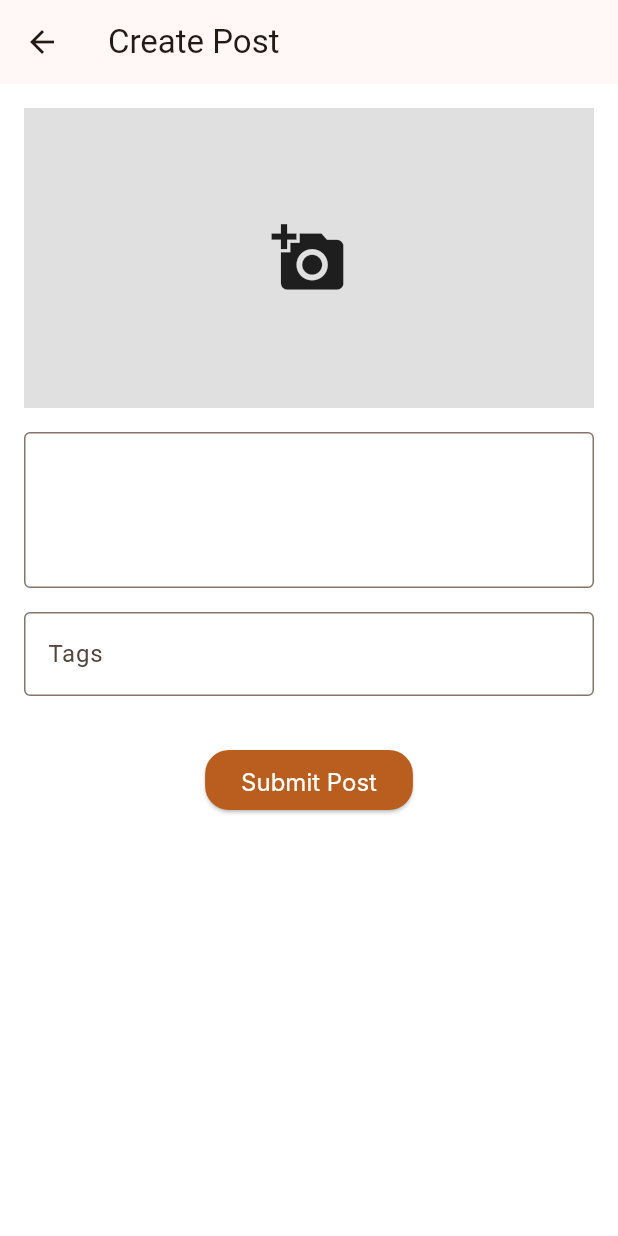
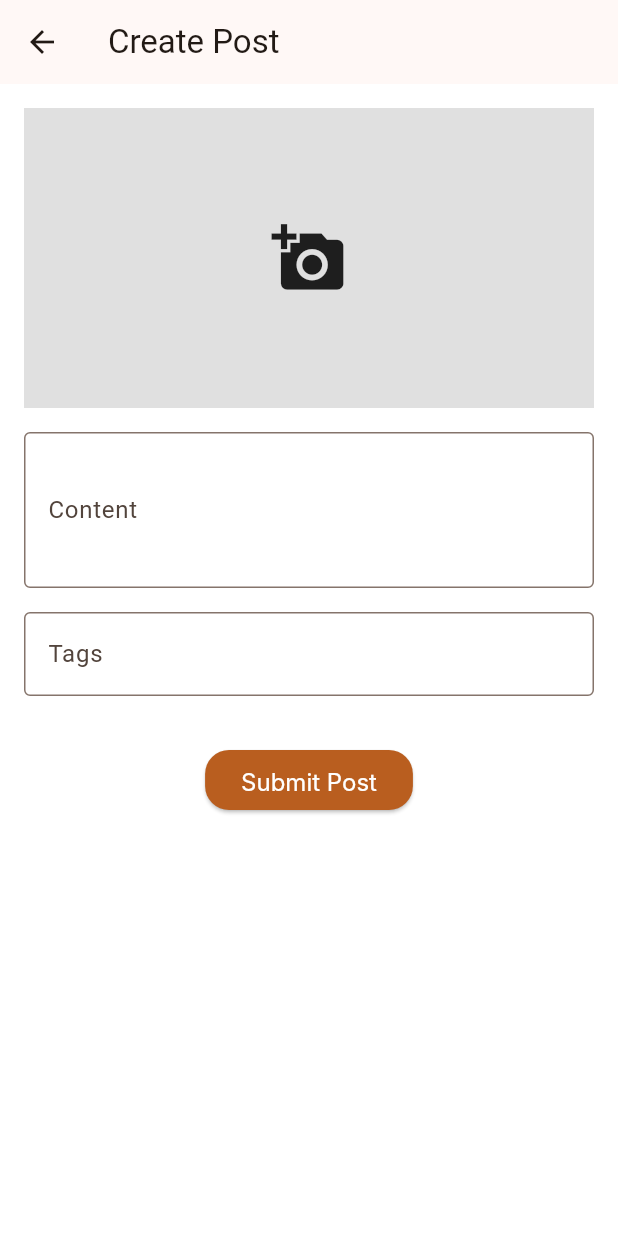
Before and after one commit to elykas/recipes-App, a Flutter app: the CreatePostPage screen opened directly, on a phone screen of 412 x 824 dp. Run offline on Flutter 3.47's test engine with Material 3 defaults, Android fonts, the phone set to English and light mode, and no system bars; our stand-ins replace app_links, cookie_jar, dio, dio_cookie_manager, flutter_dotenv, flutter_riverpod and 7 more; accounts and stored records are empty; network calls fail; Roboto replaces fonts that are missing (Inter).

Commit message:
finish create post

```diff
--- a/foodvibe_mobile/lib/features/post/widgets/post_content_field.dart
+++ b/foodvibe_mobile/lib/features/post/widgets/post_content_field.dart
@@ -12,7 +12,7 @@ class PostContentField extends StatelessWidget {
     return TextField(
       controller: controller,
       maxLines: 3,
-      decoration: const InputDecoration(
+      decoration: InputDecoration(
         labelText: loc.contentLabel,
         border: OutlineInputBorder(),
       ),
--- a/foodvibe_mobile/lib/features/post/widgets/post_image_picker.dart
+++ b/foodvibe_mobile/lib/features/post/widgets/post_image_picker.dart
@@ -1,12 +1,14 @@
 import 'package:flutter/material.dart';
 import 'dart:io';
 import 'package:foodvibe_mobile/core/utils/image_picker.dart';
+import 'package:foodvibe_mobile/l10n/app_localizations.dart';
 
 class PostImagePicker extends StatelessWidget {
   final void Function(String path) onImagePicked;
   const PostImagePicker({super.key, required this.onImagePicked});
 
   Future<void> _pickImage(BuildContext context) async {
+    final loc = AppLocalizations.of(context)!;
     final fromCamera = await showDialog<bool>(
       context: context,
       builder: (_) => AlertDialog(
--- a/foodvibe_mobile/lib/l10n/app_en.arb
+++ b/foodvibe_mobile/lib/l10n/app_en.arb
@@ -86,6 +86,8 @@
   "camera": "Camera",
 
   "gallery": "Gallery",
+
+  "contentLabel": "Content",
 
   "createPostSuccess": "Post created successfully",
 
@@ -223,5 +225,8 @@
   },
   "@createPostSuccess": {
     "description": "Success message for successful post creation"
+  },
+  "@contentLabel": {
+    "description": "Post content label"
   }
 }
--- a/foodvibe_mobile/lib/l10n/app_es.arb
+++ b/foodvibe_mobile/lib/l10n/app_es.arb
@@ -88,6 +88,8 @@
   "gallery": "Galería",
 
   "createPostSuccess": "Post creado con exito",
+
+  "contentLabel": "Contenido",
 
   "@appTitle": {
     "description": "El título de la aplicación"
@@ -223,5 +225,8 @@
   },
   "@createPostSuccess": {
     "description": "Mensaje de exito para creación de post"
+  },
+  "@contentLabel": {
+    "description": "Etiqueta para el campo de contenido"
   }
 }
--- a/foodvibe_mobile/lib/l10n/app_localizations.dart
+++ b/foodvibe_mobile/lib/l10n/app_localizations.dart
@@ -358,6 +358,12 @@ abstract class AppLocalizations {
   /// **'Gallery'**
   String get gallery;
 
+  /// Post content label
+  ///
+  /// In en, this message translates to:
+  /// **'Content'**
+  String get contentLabel;
+
   /// Success message for successful post creation
   ///
   /// In en, this message translates to:
--- a/foodvibe_mobile/lib/l10n/app_localizations_en.dart
+++ b/foodvibe_mobile/lib/l10n/app_localizations_en.dart
@@ -144,5 +144,8 @@ class AppLocalizationsEn extends AppLocalizations {
   String get gallery => 'Gallery';
 
   @override
+  String get contentLabel => 'Content';
+
+  @override
   String get createPostSuccess => 'Post created successfully';
 }
--- a/foodvibe_mobile/lib/l10n/app_localizations_es.dart
+++ b/foodvibe_mobile/lib/l10n/app_localizations_es.dart
@@ -150,5 +150,8 @@ class AppLocalizationsEs extends AppLocalizations {
   String get gallery => 'Galería';
 
   @override
+  String get contentLabel => 'Contenido';
+
+  @override
   String get createPostSuccess => 'Post creado con exito';
 }
--- a/foodvibe_mobile/lib/l10n/app_localizations_pt.dart
+++ b/foodvibe_mobile/lib/l10n/app_localizations_pt.dart
@@ -147,5 +147,8 @@ class AppLocalizationsPt extends AppLocalizations {
   String get gallery => 'Galeria';
 
   @override
+  String get contentLabel => 'Conteúdo';
+
+  @override
   String get createPostSuccess => 'Post criado com sucesso';
 }
--- a/foodvibe_mobile/lib/l10n/app_pt.arb
+++ b/foodvibe_mobile/lib/l10n/app_pt.arb
@@ -88,6 +88,8 @@
   "gallery": "Galeria",
 
   "createPostSuccess": "Post criado com sucesso",
+
+  "contentLabel": "Conteúdo",
 
   "@appTitle": {
     "description": "O título da aplicação"
@@ -223,5 +225,8 @@
   },
   "@createPostSuccess": {
     "description": "Mensagem de sucesso para criação do post"
+  },
+  "@contentLabel": {
+    "description": "Etiqueta para o campo de conteúdo"
   }
 }
```
